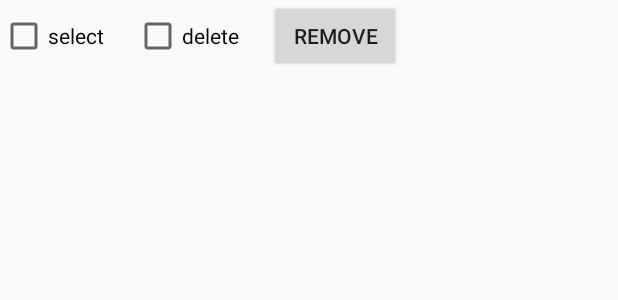
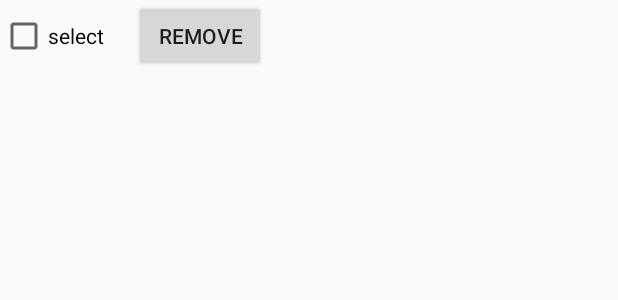
Before and after one commit to 858277721c/progress-clipper, an Android app: the layout item_bounds.xml on its own in the app's theme, with its tools: preview values and no code run, on a phone screen of 412 x 824 dp. Shown: the top 300 px of the screen. Run offline under Robolectric (Android 15) with nearby library versions, the phone set to English and light mode, and no system bars.

```diff
--- a/app/src/main/res/layout/item_bounds.xml
+++ b/app/src/main/res/layout/item_bounds.xml
@@ -20,13 +20,6 @@
             android:layout_height="wrap_content"
             android:text="select" />
 
-        <CheckBox
-            android:id="@+id/cb_delete"
-            android:layout_width="wrap_content"
-            android:layout_height="wrap_content"
-            android:layout_marginLeft="20dp"
-            android:text="delete" />
-
         <Button
             android:id="@+id/btn_remove"
             android:layout_width="wrap_content"
```
Also changed, not shown: app/src/main/java/com/sd/lib/progress_clipper/MainActivity.java (+0 -15 lines), lib/src/main/java/com/sd/lib/pgclipper/point/BoundsPoint.java (+0 -12 lines), lib/src/main/java/com/sd/lib/pgclipper/view/FClipProgressBar.java (+1 -6 lines).
